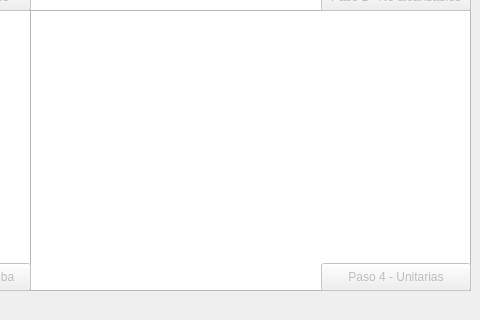
First picture: the form in src/view/pasos.ui, repository kliver98/Gramatica-en-FNC, before the edit; both pictures show x 420 to 900 and y 280 to 600 of the 900 by 600 pixel window.
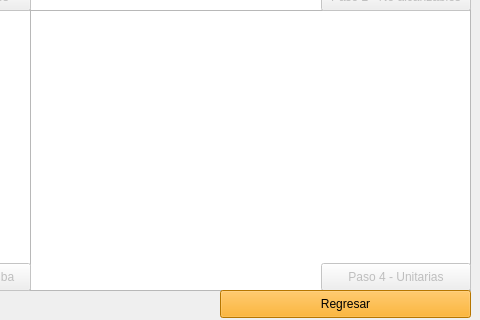
Second picture: the form after the edit.

What changed in the file:
```diff
--- a/src/view/pasos.ui
+++ b/src/view/pasos.ui
@@ -123,6 +123,22 @@
     <string>Paso 4 - Unitarias</string>
    </property>
   </widget>
+  <widget class="QPushButton" name="pushButton_5">
+   <property name="geometry">
+    <rect>
+     <x>640</x>
+     <y>570</y>
+     <width>251</width>
+     <height>28</height>
+    </rect>
+   </property>
+   <property name="styleSheet">
+    <string notr="true">background-color: orange</string>
+   </property>
+   <property name="text">
+    <string>Regresar</string>
+   </property>
+  </widget>
  </widget>
  <resources/>
  <connections/>
```
Left out of the diff: 4 changed lines with no effect on the pictures.
